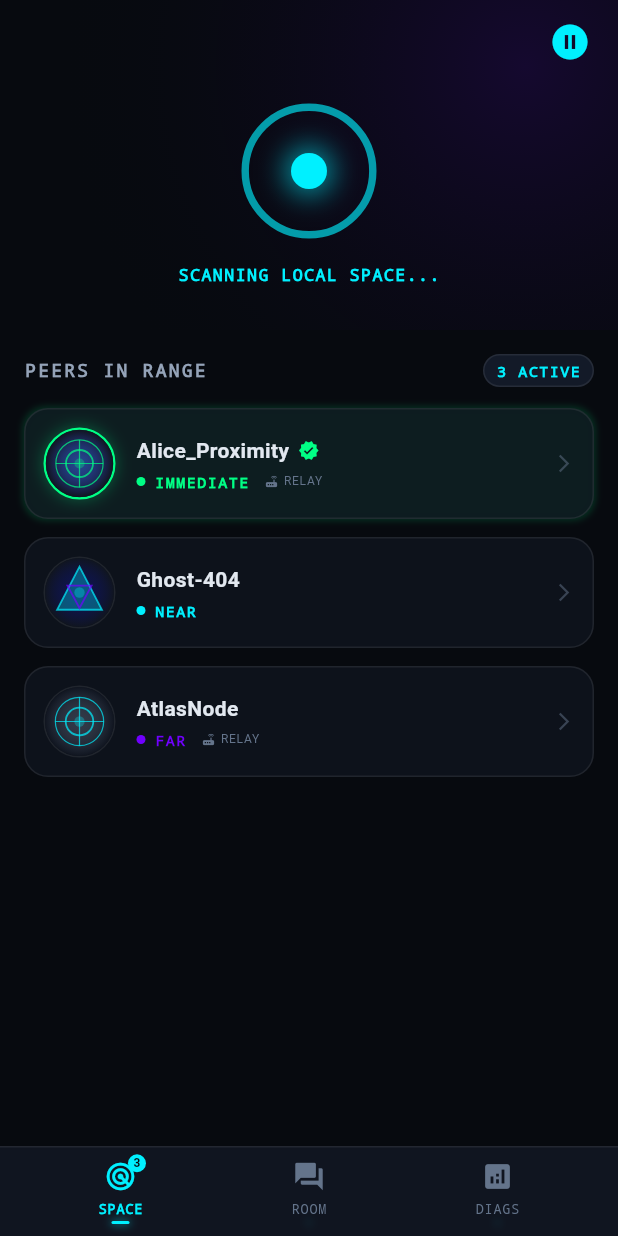
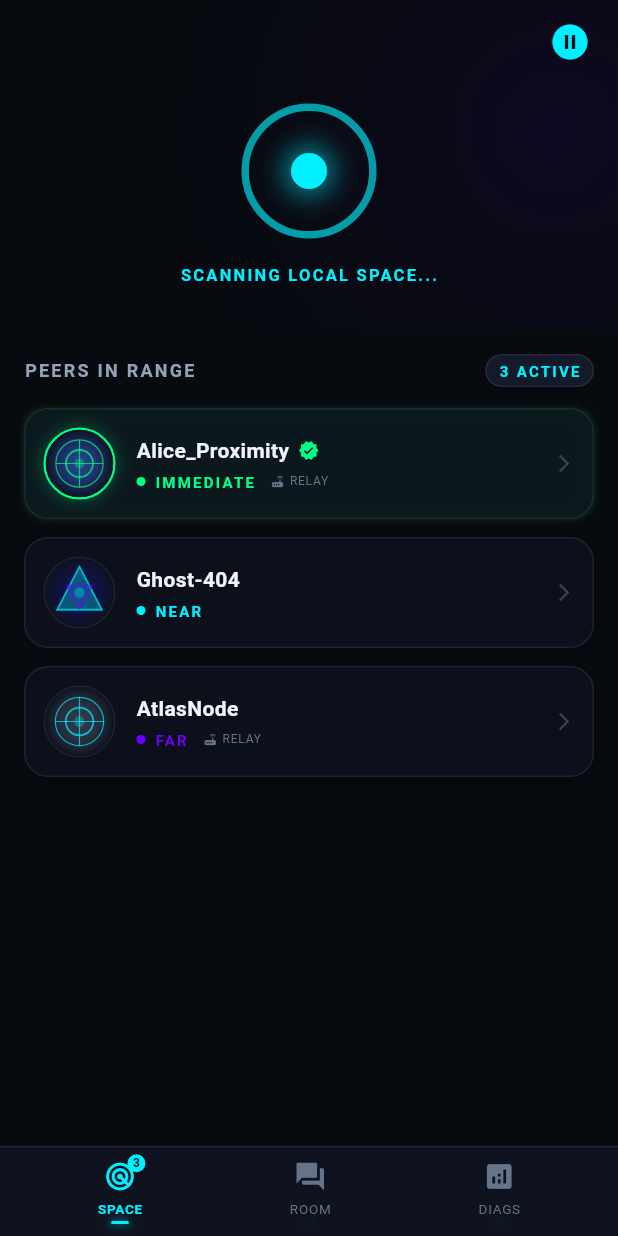
Before and after one commit to biagio-scaglia/YamiLink, a Flutter app: the screen it shows after launch, after a tap on "INITIALIZE LINK", on a phone screen of 412 x 824 dp. Run offline on Flutter 3.47's test engine with Material 3 defaults, Android fonts, the phone set to English and light mode, and no system bars; accounts and stored records are empty; Roboto replaces fonts that are missing (Outfit, SpaceMono).

Commit message:
feat: aggiornati i token colore e la decorazione vetrosa premium nel tema (theme.dart)

```diff
--- a/lib/theme.dart
+++ b/lib/theme.dart
@@ -1,61 +1,71 @@
 import 'package:flutter/material.dart';
 
 class YamiTheme {
-  // Theme Colors
-  static const Color bgDeep = Color(0xFF070A0F);
-  static const Color surfaceDark = Color(0xFF101520);
-  static const Color surfaceLight = Color(0xFF161E2E);
-  static const Color borderGlass = Color(0x14FFFFFF);
+  // Brand Color Tokens (Obsidian Proximity Palette)
+  static const Color bgDeep = Color(0xFF070A0F);       // Midnight Slate Base
+  static const Color surfaceDark = Color(0xFF0E131F);   // Obsidian Card Base
+  static const Color surfaceLight = Color(0xFF161E30);  // Elevated Interactive
+  static const Color borderGlass = Color(0x14FFFFFF);   // Soft outer border
 
-  static const Color glowActive = Color(0xFF00F0FF); // Cyber Cyan
-  static const Color glowSecure = Color(0xFF00FF85); // Emerald Green
-  static const Color glowAmbient = Color(0xFF7000FF); // Neon Purple
-  static const Color glowWarning = Color(0xFFFF3B30); // Alert Red
+  static const Color glowActive = Color(0xFF00F0FF);    // Electric Cyan
+  static const Color glowSecure = Color(0xFF00FF85);    // Neon Mint Green
+  static const Color glowAmbient = Color(0xFF7000FF);   // Phlox Violet
+  static const Color glowWarning = Color(0xFFFF3B30);   // Warm Crimson
 
-  static const Color textPrimary = Color(0xFFE2E8F0);
-  static const Color textSecondary = Color(0xFF94A3B8);
-  static const Color textMuted = Color(0xFF64748B);
+  static const Color textPrimary = Color(0xFFF1F5F9);   // Off-white
+  static const Color textSecondary = Color(0xFF94A3B8); // Cool Gray
+  static const Color textMuted = Color(0xFF64748B);     // Muted Metadata
 
-  // Custom Glassmorphic Decoration
+  // Advanced Glassmorphic Decorator
   static BoxDecoration glassDecoration({
     Color backgroundColor = surfaceDark,
-    double opacity = 0.7,
+    double opacity = 0.75,
     Color glowColor = Colors.transparent,
     double glowRadius = 0.0,
     double borderRadius = 16.0,
+    bool doubleBorder = false,
   }) {
     return BoxDecoration(
       color: backgroundColor.withOpacity(opacity),
       borderRadius: BorderRadius.circular(borderRadius),
-      border: Border.all(color: borderGlass, width: 1.0),
-      boxShadow: glowRadius > 0
-          ? [
+      border: Border.all(
+        color: doubleBorder ? borderGlass.withOpacity(0.12) : borderGlass,
+        width: 1.0,
+      ),
+      boxShadow: [
+        // Ambient soft backdrop shadow
+        BoxShadow(
+          color: Colors.black.withOpacity(0.35),
+          blurRadius: 16.0,
+          spreadRadius: -4.0,
+        ),
+        // Neon Glow effect when active
+        if (glowRadius > 0 && glowColor != Colors.transparent)
           BoxShadow(
             color: glowColor.withOpacity(0.15),
             blurRadius: glowRadius,
-                spreadRadius: 1,
+            spreadRadius: 0.5,
           ),
-            ]
-          : null,
+      ],
     );
   }
 
-  // Linear Gradient for background atmospheric effect
+  // Soft slow-moving ambient light overlay
   static Gradient ambientBackgroundGradient() {
     return const RadialGradient(
-      center: Alignment(0.7, -0.6),
+      center: Alignment(0.8, -0.2),
       radius: 1.5,
       colors: [
-        Color(0x227000FF), // Soft purple ambient
+        Color(0x147000FF), // Phlox Violet (6% opacity to satisfy WCAG AA)
         Color(0x00000000),
       ],
       stops: [0.0, 1.0],
     );
   }
 
-  // Text Styles
+  // Typography Styles
   static TextStyle get titleStyle => const TextStyle(
-    fontFamily: 'Roboto', // Standard clean sans-serif
+        fontFamily: 'SpaceGrotesk', // Modern geometric sans-serif
         fontSize: 24,
         fontWeight: FontWeight.w700,
         color: textPrimary,
@@ -63,12 +73,14 @@
       );
 
   static TextStyle get subtitleStyle => const TextStyle(
-    fontSize: 16,
+        fontFamily: 'SpaceGrotesk',
+        fontSize: 15,
         fontWeight: FontWeight.w500,
         color: textSecondary,
       );
 
   static TextStyle get bodyStyle => const TextStyle(
+        fontFamily: 'Outfit', // Smooth readable sans
         fontSize: 14,
         fontWeight: FontWeight.w400,
         color: textPrimary,
@@ -76,20 +88,21 @@
       );
 
   static TextStyle get captionStyle => const TextStyle(
+        fontFamily: 'Outfit',
         fontSize: 12,
         fontWeight: FontWeight.w400,
         color: textMuted,
       );
 
   static TextStyle get monoStyle => const TextStyle(
-    fontFamily: 'Courier', // Standard monospace fallback
-    fontSize: 12,
+        fontFamily: 'SpaceMono', // Monospace details
+        fontSize: 11,
         fontWeight: FontWeight.w600,
         color: glowActive,
-    letterSpacing: 1.0,
+        letterSpacing: 1.5,
       );
 
-  // App-wide Theme Data
+  // App Theme configuration
   static ThemeData get themeData {
     return ThemeData.dark().copyWith(
       scaffoldBackgroundColor: bgDeep,
@@ -106,7 +119,10 @@
           fontWeight: FontWeight.w700,
           color: textPrimary,
         ),
-        bodyMedium: TextStyle(fontSize: 14, color: textPrimary),
+        bodyMedium: TextStyle(
+          fontSize: 14,
+          color: textPrimary,
+        ),
       ),
     );
   }
```
Lines whose indentation alone changed are shown as unchanged.
